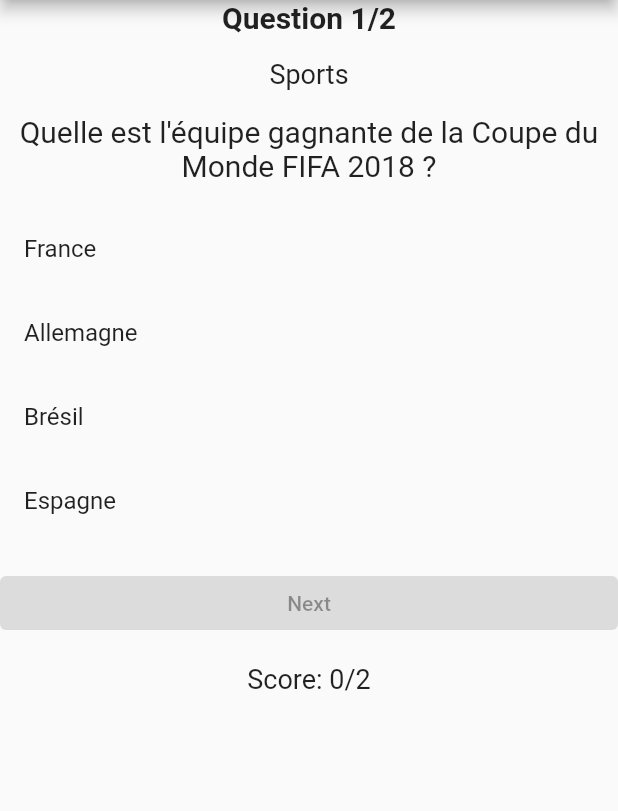
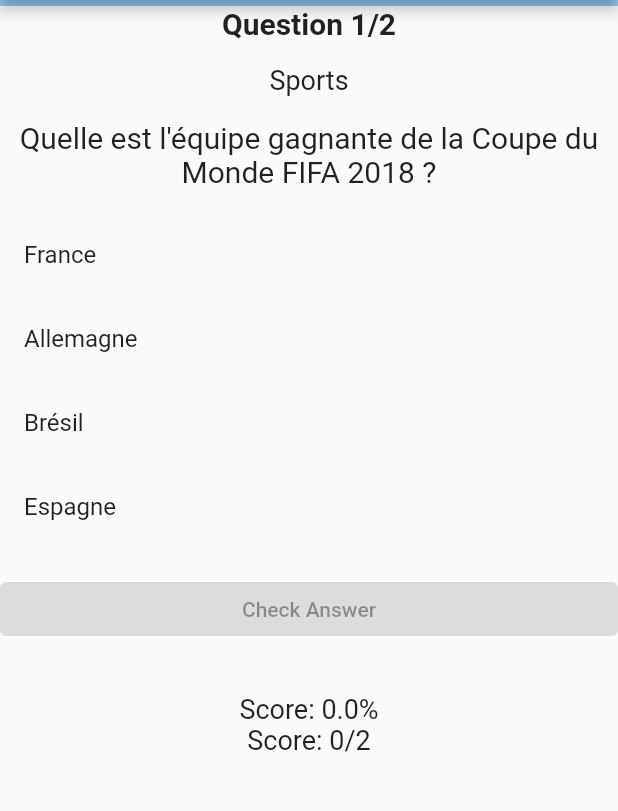
Before and after one commit to flutter-preview/Djeevs-Jean-flutter_quiz_app, a Flutter app: the screen it shows after launch, on a phone screen of 412 x 824 dp, the part 84-895 px from its top. Run offline on Flutter 3.47's test engine with Material 2 defaults, Android fonts, the phone set to English and light mode, and no system bars.

Commit message:
version 13

```diff
--- a/lib/screens/quiz_screen.dart
+++ b/lib/screens/quiz_screen.dart
@@ -13,6 +13,9 @@
   int? selectedAnswerIndex;
   int score = 0;
   bool showCorrectAnswer = false;
+  bool showNextButton = false;
+  double progress = 0.0;
+
 
   @override
   void initState() {
@@ -33,12 +36,18 @@
       score++;
     }
     showCorrectAnswer = true;
+    showNextButton = true;
     setState(() {});
   }
 
   void showNextQuestion() {
     selectedAnswerIndex = null;
     showCorrectAnswer = false;
+    showNextButton = false;
+      // Calculate progress
+    progress = (currentQuestionIndex + 1) / questions.length;
+
+
     if (currentQuestionIndex < questions.length - 1) {
       currentQuestionIndex++;
     } else {
@@ -52,6 +61,12 @@
     }
     setState(() {});
   }
+
+  double getScorePercentage() {
+    double percentage = (score / questions.length) * 100;
+    return percentage;
+  }
+
 
   Future<void> pauseAndContinue() async {
     await Future.delayed(Duration(seconds: 2));
@@ -69,6 +84,8 @@
           : Column(
               crossAxisAlignment: CrossAxisAlignment.stretch,
               children: [
+                LinearProgressIndicator(value: progress, color: Colors.pink,),
+
                 Text(
                   'Question ${currentQuestionIndex + 1}/${questions.length}',
                   style: TextStyle(fontSize: 20, fontWeight: FontWeight.bold),
@@ -94,7 +111,7 @@
                   bool isSelectedAnswer = optionIndex == selectedAnswerIndex;
                   return GestureDetector(
                     onTap: () {
-                      if (!showCorrectAnswer) {
+                      if (!showCorrectAnswer && !showNextButton) {
                         setState(() {
                           selectedAnswerIndex = optionIndex;
                         });
@@ -117,7 +134,7 @@
                           style: TextStyle(
                             fontSize: 16,
                             color: isSelectedAnswer
-                                ? Colors.amber
+                                ? Colors.amberAccent
                                 : showCorrectAnswer && isCorrectAnswer
                                     ? Colors.green
                                     : null,
@@ -135,19 +152,34 @@
                   );
                 }),
                 SizedBox(height: 16),
-                ElevatedButton(
-                  onPressed: selectedAnswerIndex == null || showCorrectAnswer ? null : () {
-                    checkAnswer();
-                    pauseAndContinue();
-                  },
-                  child: Text('Next'),
-                ),
+                if (!showNextButton)
+                  ElevatedButton(
+                    onPressed: selectedAnswerIndex == null || showCorrectAnswer ? null : () {
+                      checkAnswer();
+                    },
+                    child: Text('Check Answer'),
+                  ),
                 SizedBox(height: 16),
+                if (showNextButton)
+                  ElevatedButton(
+                    onPressed: () {
+                      showNextQuestion();
+                    },
+                    child: Text('Next Question',selectionColor: Colors.cyan,),
+                  ),
+                SizedBox(height: 16),
+                Text(
+                    'Score: ${getScorePercentage().toStringAsFixed(1)}%',
+                    style: TextStyle(fontSize: 18),
+                    textAlign: TextAlign.center,
+                  ),
                 Text(
                   'Score: $score/${questions.length}',
                   style: TextStyle(fontSize: 18),
                   textAlign: TextAlign.center,
                 ),
+
+
               ],
             ),
     );
@@ -159,6 +191,11 @@
   final int totalQuestions;
 
   ResultScreen({required this.score, required this.totalQuestions});
+
+  double getScorePercentage() {
+    double percentage = (score / totalQuestions) * 100;
+    return percentage;
+  }
 
   @override
   Widget build(BuildContext context) {
@@ -175,8 +212,10 @@
               style: TextStyle(fontSize: 24, fontWeight: FontWeight.bold),
             ),
             SizedBox(height: 16),
+            CircularProgressIndicator(),
+            SizedBox(height: 16),
             Text(
-              'Score: $score/$totalQuestions',
+              'Score: ${getScorePercentage().toStringAsFixed(1)}%',
               style: TextStyle(fontSize: 20),
             ),
             SizedBox(height: 16),
@@ -190,3 +229,41 @@
     );
   }
 }
+
+
+// class ResultScreen extends StatelessWidget {
+//   final int score;
+//   final int totalQuestions;
+
+//   ResultScreen({required this.score, required this.totalQuestions});
+
+//   @override
+//   Widget build(BuildContext context) {
+//     return Scaffold(
+//       appBar: AppBar(
+//         title: Text('Quiz Results'),
+//       ),
+//       body: Center(
+//         child: Column(
+//           mainAxisAlignment: MainAxisAlignment.center,
+//           children: [
+//             Text(
+//               'Quiz Completed!',
+//               style: TextStyle(fontSize: 24, fontWeight: FontWeight.bold),
+//             ),
+//             SizedBox(height: 16),
+//             Text(
+//               'Score: $score/$totalQuestions',
+//               style: TextStyle(fontSize: 20),
+//             ),
+//             SizedBox(height: 16),
+//             Text(
+//               'Congratulations!',
+//               style: TextStyle(fontSize: 20),
+//             ),
+//           ],
+//         ),
+//       ),
+//     );
+//   }
+// }
```
